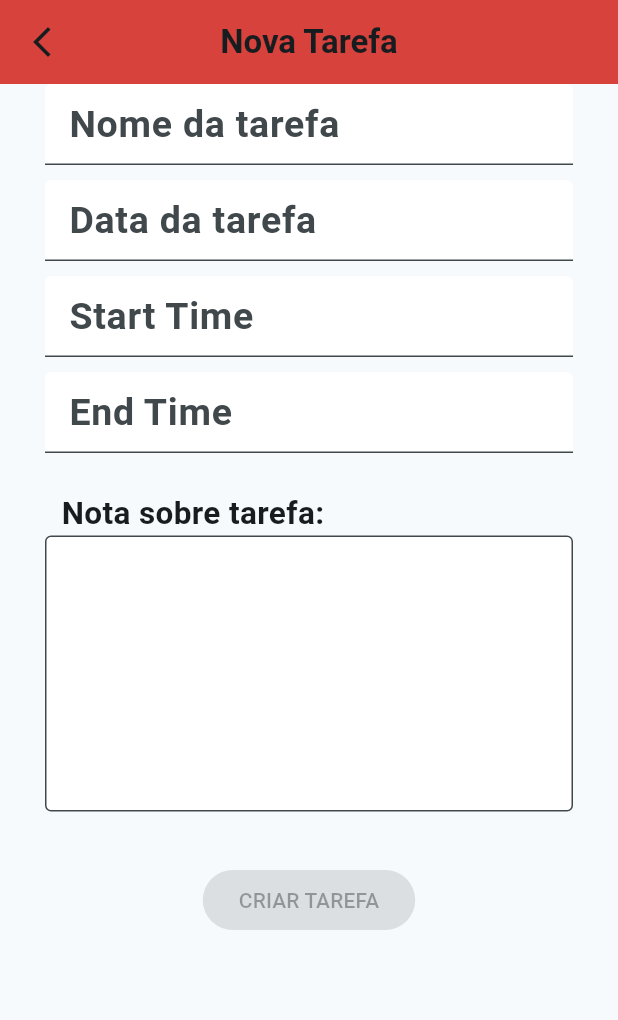
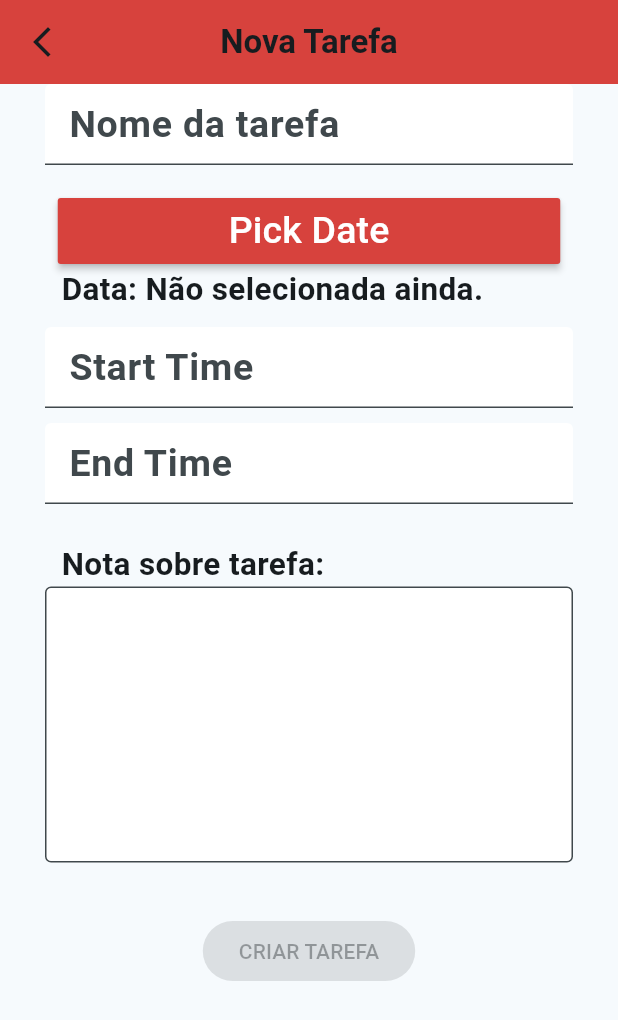
Before and after one commit to leomaiap/Tarefas-Sistemas-Distribuidos, a Flutter app: the NewTask screen opened directly with empty values, on a phone screen of 412 x 824 dp. Shown: the top 1020 px of the screen. Run offline on Flutter 3.47's test engine with Material 3 defaults, Android fonts, the phone set to English and light mode, and no system bars; our stand-ins replace sqflite; accounts and stored records are empty.

Commit message:
Sistema agora permite que usuário crie novas tarefas para uma board específica, utilizando widget 'DatePicker'

```diff
--- a/lib/Views/newTask.dart
+++ b/lib/Views/newTask.dart
@@ -34,6 +34,11 @@ class _NewTaskState extends State<NewTask> {
 
   final db = DatabaseHelper();
 
+  String getDateDisplay(){
+    if(dateVazio){return "  Data: Não selecionada ainda.";}
+    return "  Data: " + date;
+  }
+
   List<Color> colorsList = [
     Color(0xFFD7423D),
     Color(0xFFFFE066),
@@ -50,6 +55,18 @@ class _NewTaskState extends State<NewTask> {
     Colors.grey.shade50
     ];
 
+  void updateDate(DateTime? dt){
+    if(dt==null){return;}
+    setState(() {
+      dateVazio = false;
+      date = dt.toString().split(' ')[0];
+    });
+  }
+  void _showDatePicker(){
+    print('hyyyy');
+    showDatePicker(context: context, initialDate: DateTime.now(),
+        firstDate: DateTime(2000), lastDate:  DateTime(2030)).then((value) => updateDate(value));
+  }
   @override
   Widget build(BuildContext context) {
     //double screenWidth = MediaQuery.of(context).size.width;
@@ -103,27 +120,32 @@ class _NewTaskState extends State<NewTask> {
                   });
                 },
               ),
-              const SizedBox(height: 10,),
+              const SizedBox(height: 20,),
+              Center(
+                child: SizedBox(
+                  width:335,
+                  child: MaterialButton(onPressed: (){_showDatePicker();},
+                    child: Padding(
+                      padding: EdgeInsets.all(4),
+                        child: Text("Pick Date",
+                        style: TextStyle(
+                          color:Colors.white,
+                          fontSize:25
+                            )
+                      ),
+                    ),
+                      color: colorsList[widget.color],
 
-              TextFormField(
-                keyboardType: TextInputType.text,
-                decoration: InputDecoration(
-                  filled: true,
-                  fillColor: Colors.white,
-                  hintText: "Data da tarefa",
+                  ),
                 ),
+              ),
+
+              Text(getDateDisplay(),
                 style: TextStyle(
-                    fontSize: 25,
-                    fontWeight: FontWeight.bold,
-                    color: const Color.fromARGB(255, 0, 0, 0)),
-                controller: dateController,
-                onChanged: (String value) {
-                  date = value;
-                  //print(nome);
-                  setState(() {
-                    dateVazio = value.isEmpty;
-                  });
-                },
+                  fontSize: 21,
+                  fontWeight: FontWeight.bold,
+
+                ),
               ),
               const SizedBox(height: 10,),
 
```
